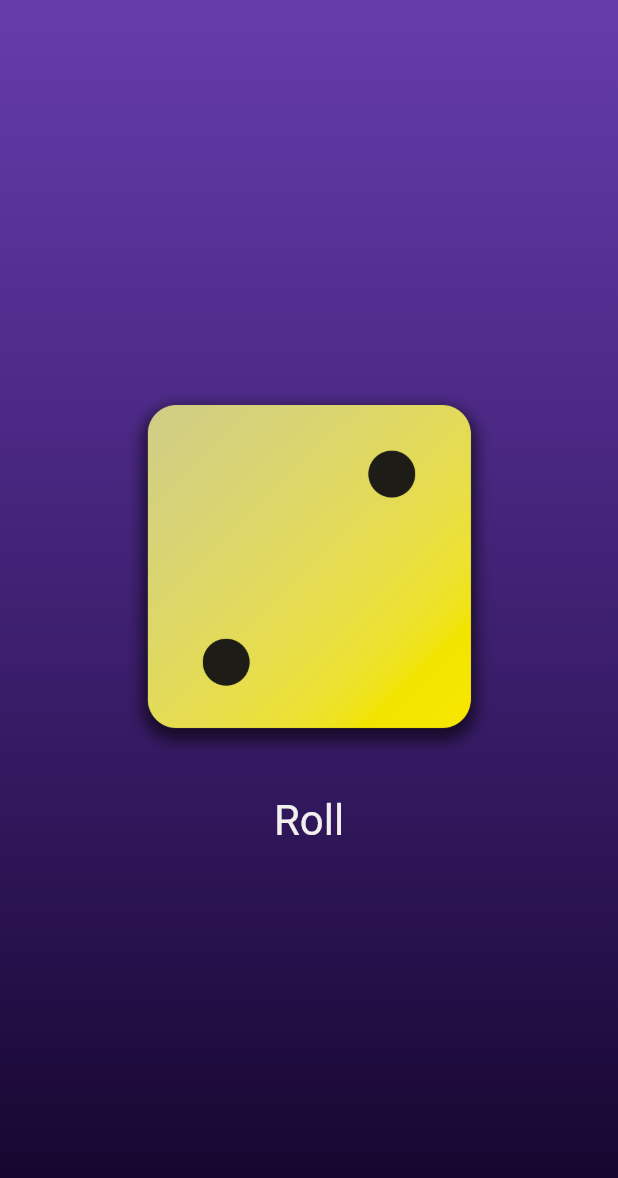
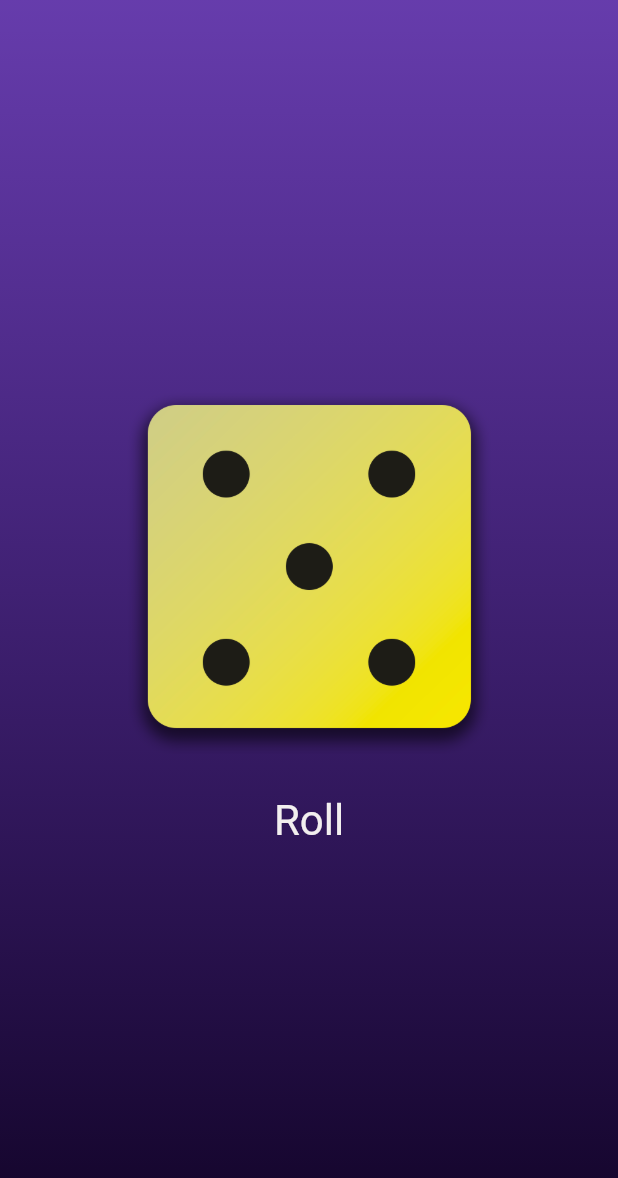
Before and after one commit to imrojhimal/flutter-first-app, a Flutter app: the screen it shows after launch, after a tap on "Roll", on a phone screen of 412 x 824 dp. Shown: the top 1178 px of the screen. Run offline on Flutter 3.47's test engine with Material 3 defaults, Android fonts, the phone set to English and light mode, and no system bars.

```diff
--- a/lib/dice_roller.dart
+++ b/lib/dice_roller.dart
@@ -1,4 +1,6 @@
 import 'package:flutter/material.dart';
+import 'dart:math';
+final randomizer= Random();
 class DiceRoller extends StatefulWidget
 {
  const DiceRoller({super.key});
@@ -10,12 +12,13 @@ class DiceRoller extends StatefulWidget
 }
 class _DiceRollerState extends State<DiceRoller>
 {
-   var diceRoller='assets/images/dice-1.png';
+   var roller=1;
  rollDice()
  {
   setState(() {
-     diceRoller='assets/images/dice-2.png';
+    roller=randomizer.nextInt(6)+1;
   });
+
  }
   @override
   Widget build(context)
@@ -23,7 +26,7 @@ class _DiceRollerState extends State<DiceRoller>
     return Column(
               mainAxisSize: MainAxisSize.min,
               children :[
-              Image.asset(diceRoller,
+              Image.asset('assets/images/dice-$roller.png',
             width: 250,),
            const SizedBox(height: 20,),
             TextButton(
```
